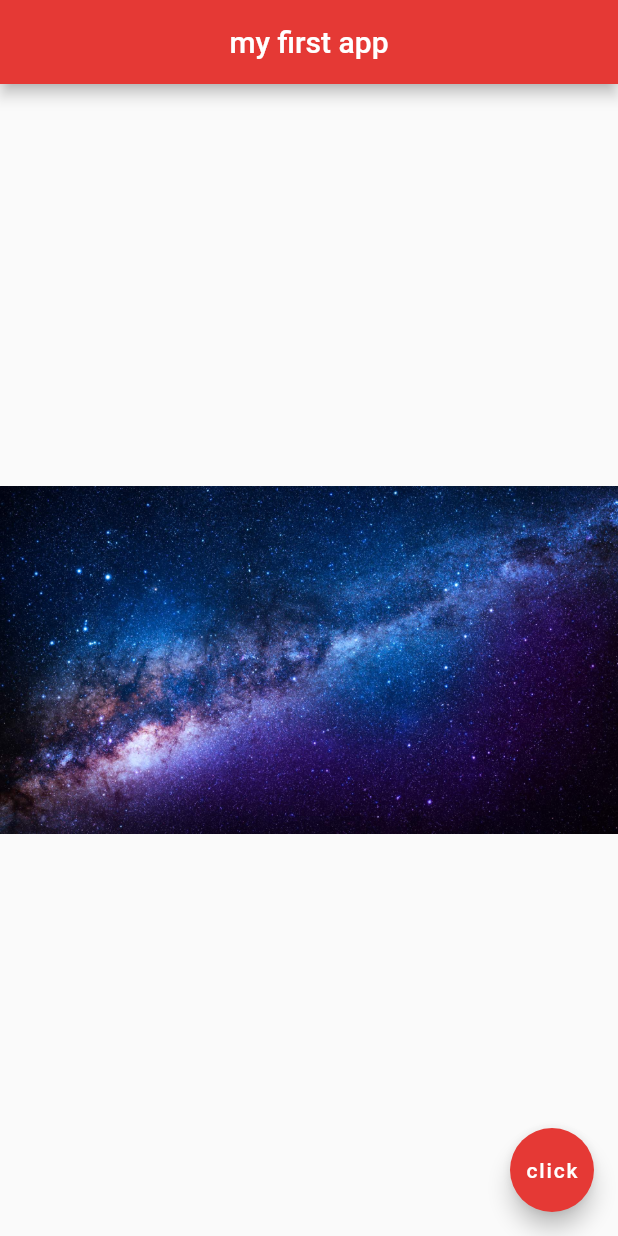
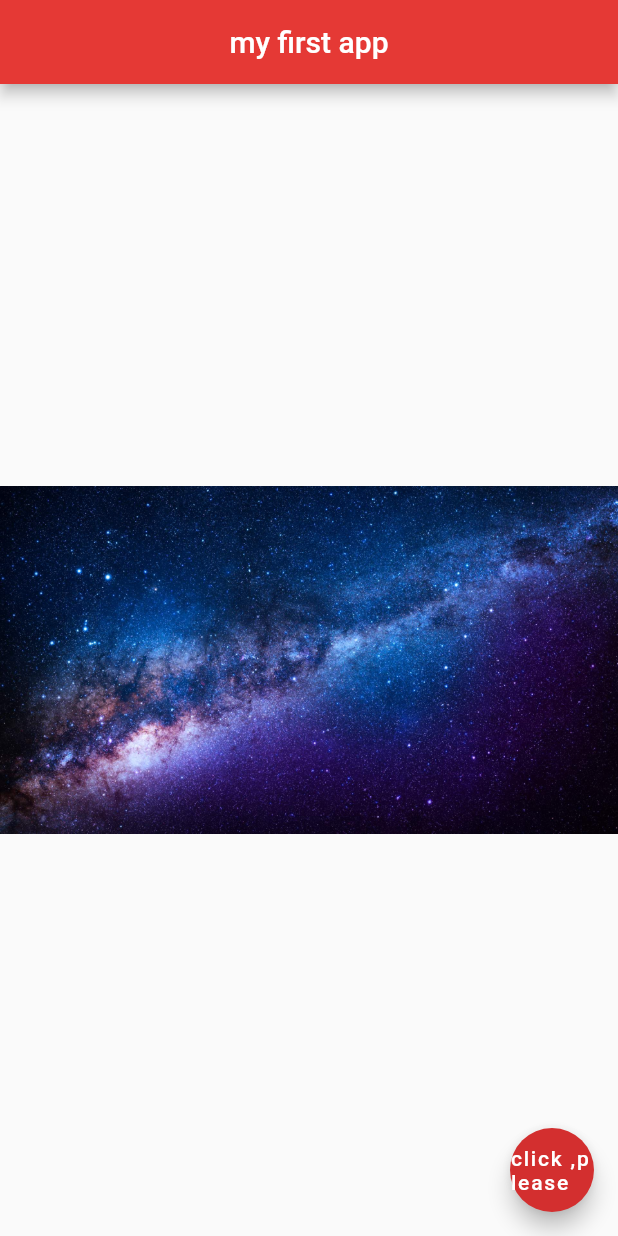
Before and after one commit to KubanychbekovT/FirstProject, a Flutter app: the screen it shows after launch, on a phone screen of 412 x 824 dp. Run offline on Flutter 3.47's test engine with Material 2 defaults, Android fonts, the phone set to English and light mode, and no system bars; our stand-ins replace google_fonts.

Commit message:
Second commit

```diff
--- a/lib/main.dart
+++ b/lib/main.dart
@@ -39,8 +39,8 @@ class _MyAppState extends State<MyApp> {
         ),
         floatingActionButton: FloatingActionButton(
           onPressed: () {},
-          child: Text('click'),
-          backgroundColor: Colors.red[600],
+          child: Text('click ,please'),
+          backgroundColor: Colors.red[700],
         ),
       ),
     );
```
